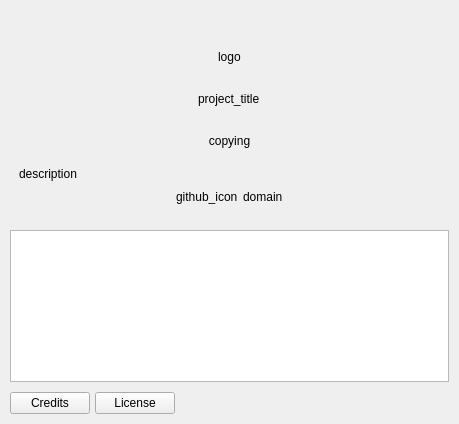
Qt form src/xamp/aboutdialog.ui (billlin0904/xamp2) before a commit.
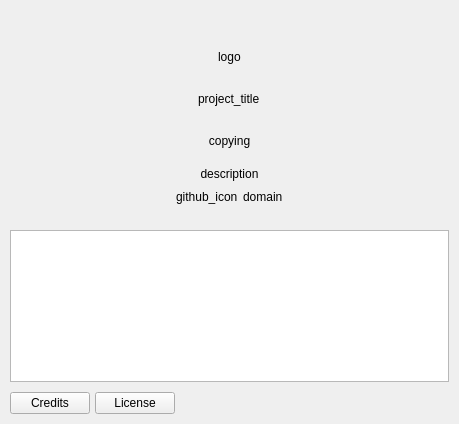
The same form after that commit.

What changed in the file:
```diff
--- a/src/xamp/aboutdialog.ui
+++ b/src/xamp/aboutdialog.ui
@@ -92,6 +92,9 @@
         <property name="text">
          <string>description</string>
         </property>
+        <property name="alignment">
+         <set>Qt::AlignCenter</set>
+        </property>
        </widget>
       </item>
       <item>
```
